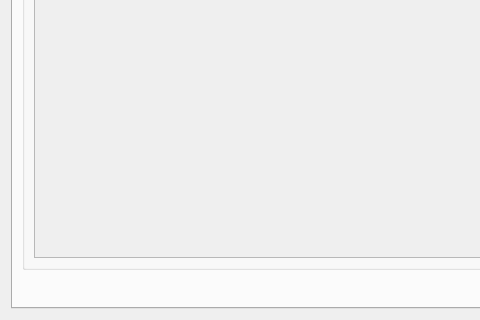
Old version of the form ui/gui/resources/search.ui in the repository halbbob/dff; both pictures show x 0 to 480 and y 257 to 577 of the 636 by 577 pixel window.
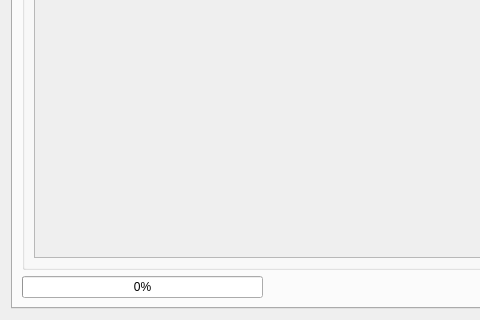
New version of the form. Icons and pictures are not drawn.

Commit message: search * push the file I forgot in my previous commit push pop

```diff
--- a/ui/gui/resources/search.ui
+++ b/ui/gui/resources/search.ui
@@ -173,6 +173,13 @@
        </item>
        <item>
         <layout class="QHBoxLayout" name="horizontalLayout_5">
+         <item>
+          <widget class="QProgressBar" name="searchBar">
+           <property name="value">
+            <number>0</number>
+           </property>
+          </widget>
+         </item>
          <item>
           <spacer name="horizontalSpacer_2">
            <property name="orientation">
```
Left out of the diff: 2 changed lines with no effect on the pictures. The commit also changes 2 other files.
